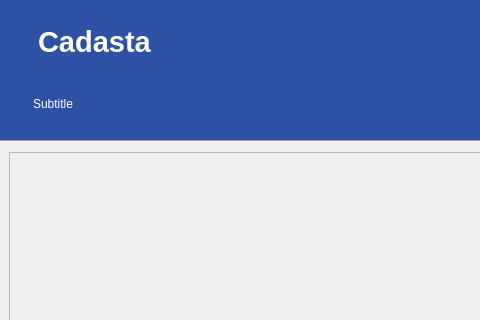
First picture: the form in cadasta/gui/ui/dialog_base.ui, repository kartoza/cadasta-qgis-plugin, before the edit; both pictures show x 0 to 480 and y 0 to 320 of the 883 by 811 pixel window.
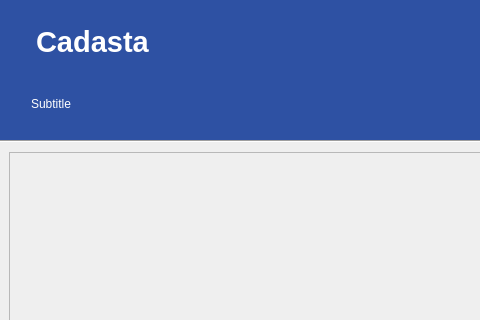
Second picture: the form after the edit. Icons and pictures are not drawn.

```diff
--- a/cadasta/gui/ui/dialog_base.ui
+++ b/cadasta/gui/ui/dialog_base.ui
@@ -94,7 +94,7 @@
       <item row="0" column="0">
        <layout class="QGridLayout" name="gridLayout_12">
         <property name="leftMargin">
-         <number>10</number>
+         <number>8</number>
         </property>
         <item row="0" column="0" rowspan="2">
          <widget class="QLabel" name="label_main_icon">
```
